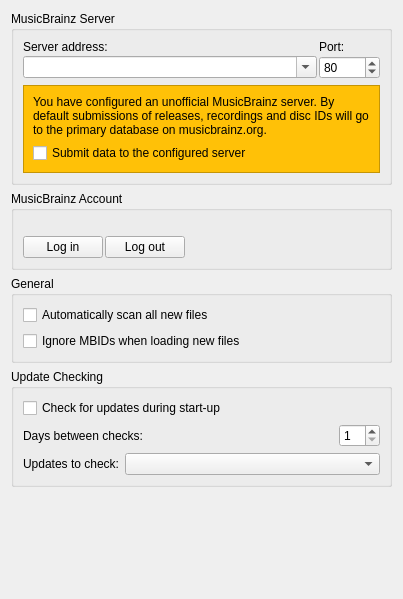
First picture: the form in ui/options_general.ui, repository metabrainz/picard, before the edit.
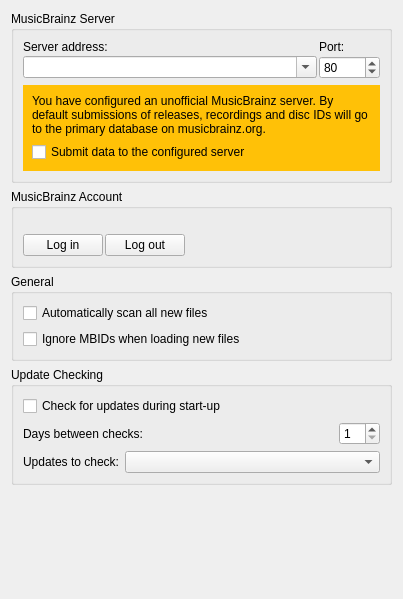
Second picture: the form after the edit.

Commit message:
Nicer rendering of warning box in Options -> General
This improves the visual display especially in dark layouts

```diff
--- a/ui/options_general.ui
+++ b/ui/options_general.ui
@@ -40,10 +40,7 @@
 QCheckBox { color: black }</string>
         </property>
         <property name="frameShape">
-         <enum>QFrame::StyledPanel</enum>
-        </property>
-        <property name="frameShadow">
-         <enum>QFrame::Raised</enum>
+         <enum>QFrame::NoFrame</enum>
         </property>
         <layout class="QVBoxLayout" name="verticalLayout_4">
          <item>
```
The commit also changes 1 other file.
